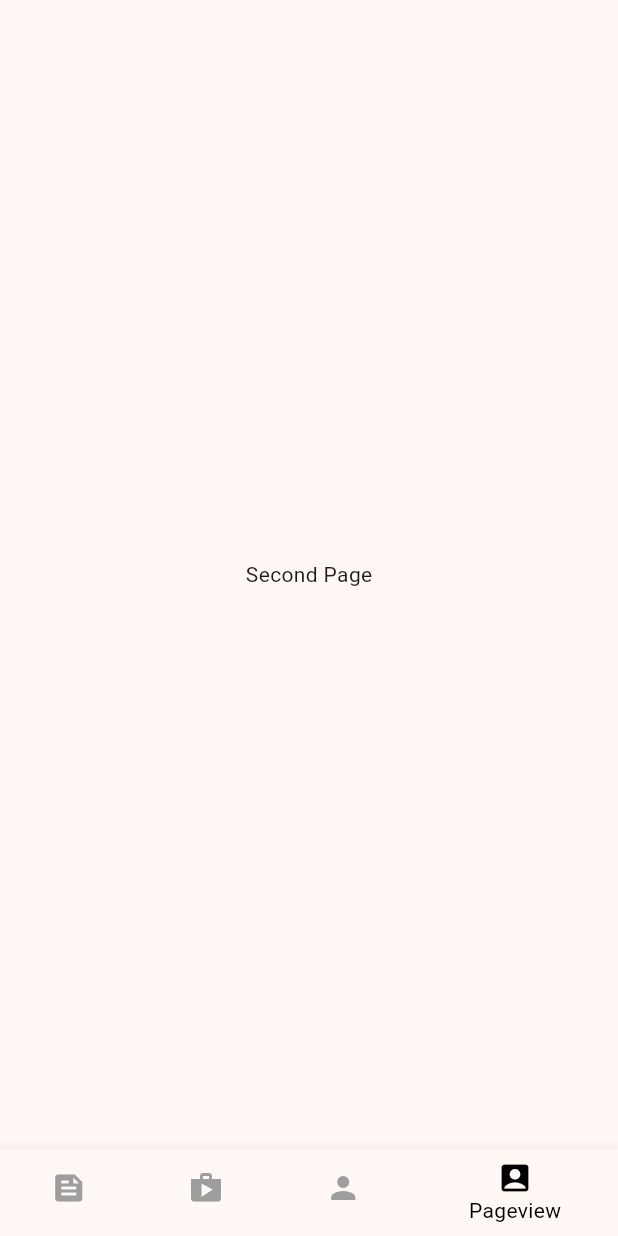
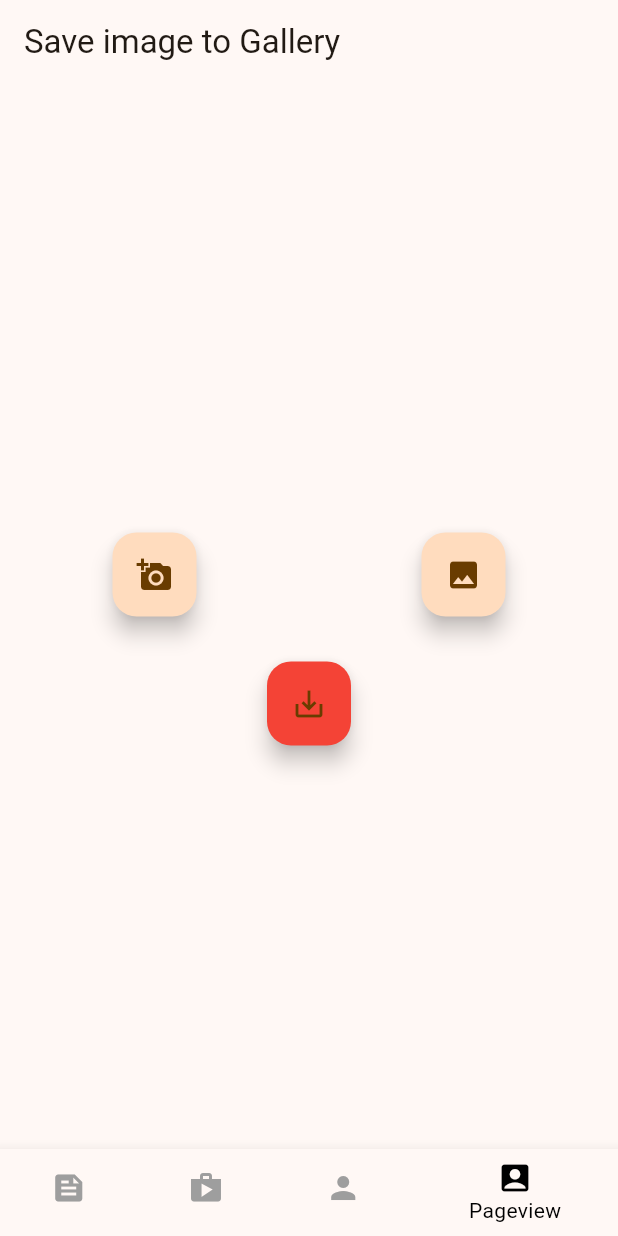
Before and after one commit to kaka0913/intern_practice, a Flutter app: the screen it shows after launch, item 4 of the bottom bar chosen, on a phone screen of 412 x 824 dp. Run offline on Flutter 3.47's test engine with Material 2 defaults, Android fonts, the light colour scheme and no system bars; our stand-ins replace drift, flutter_riverpod, flutter_secure_storage, fluttertoast, go_router, image_gallery_saver and 3 more; accounts and stored records are empty; generated files the repository leaves out were written again.

Commit message:
実装完了

```diff
--- /dev/null
+++ b/lib/image_gallery_saver.dart
@@ -0,0 +1,103 @@
+import 'dart:io';
+import 'package:flutter/material.dart';
+import 'package:image_picker/image_picker.dart';
+import 'package:image_gallery_saver/image_gallery_saver.dart';
+import 'dart:typed_data';
+import 'package:fluttertoast/fluttertoast.dart';
+
+class ImageGallaryServer extends StatefulWidget {
+  ImageGallaryServer({required Key key}) : super(key: key);
+
+
+  @override
+  _ImageGallaryServerState createState() => _ImageGallaryServerState();
+}
+
+class _ImageGallaryServerState extends State<ImageGallaryServer> {
+  File? _image;
+  final picker = ImagePicker();
+
+  Future<void> getImageFromCamera() async {
+    print('Start');
+    final pickedFile = await picker.pickImage(source: ImageSource.gallery);
+    print('AAAAAAA');
+
+    setState(() {
+      if (pickedFile != null) {
+        _image = File(pickedFile.path);
+        print('BBBBBBB');
+      } else {
+        print('No image selected.');
+      }
+    });
+    print('CCCCCC');
+  }
+
+  Future<void> _getImage() async {
+    final pickedFile = await picker.pickImage(source: ImageSource.gallery);
+
+    setState(() {
+      if (pickedFile != null) {
+        _image = File(pickedFile.path);
+      } else {
+        print('No image selected.');
+      }
+    });
+  }
+
+  Future<void> _saveImage() async {
+    Uint8List? buffer = await _image?.readAsBytes();
+    await ImageGallerySaver.saveImage(buffer!);
+    _toastInfo("画像を保存しました");
+  }
+
+  Future<void> _toastInfo(String info) async {
+    await Fluttertoast.showToast(msg: info, toastLength: Toast.LENGTH_LONG);
+  }
+
+  @override
+  Widget build(BuildContext context) {
+    return Scaffold(
+      appBar: AppBar(
+        title: const Text('Save image to Gallery'),
+      ),
+      body: Center(
+          child: Column(
+        mainAxisAlignment: MainAxisAlignment.center,
+        crossAxisAlignment: CrossAxisAlignment.center,
+        children: [
+          if (_image != null) Image.file(_image!) else Container(),
+          const SizedBox(
+            height: 30,
+          ),
+          Row(
+            mainAxisAlignment: MainAxisAlignment.spaceAround,
+            children: [
+              FloatingActionButton(
+                onPressed: getImageFromCamera,
+                child: const Icon(Icons.add_a_photo),
+              ),
+              FloatingActionButton(
+                onPressed: _getImage,
+                child: const Icon(Icons.image),
+              ),
+            ],
+          ),
+          const SizedBox(
+            height: 30,
+          ),
+          Row(
+            mainAxisAlignment: MainAxisAlignment.center,
+            children: [
+              FloatingActionButton(
+                onPressed: _saveImage,
+                backgroundColor: Colors.red,
+                child: const Icon(Icons.save_alt),
+              ),
+            ],
+          ),
+        ],
+      )),
+    );
+  }
+}
--- a/lib/router.dart
+++ b/lib/router.dart
@@ -8,9 +8,10 @@ import 'package:go_router/go_router.dart';
 // Project imports:
 import 'package:intern_practice/account_detail_screen.dart';
 import 'package:intern_practice/my_home_page.dart';
-import 'package:intern_practice/pageview.dart';
 import 'package:intern_practice/scafford_with_navbar.dart';
 import 'package:intern_practice/secure_storage.dart';
+
+import 'package:intern_practice/image_gallery_saver.dart';
 
 final _rootNavigatorKey = GlobalKey<NavigatorState>();
 final _sectionNavigatorKey = GlobalKey<NavigatorState>();
@@ -59,7 +60,9 @@ final goRouterProvider = Provider<GoRouter>((ref) {
               GoRoute(
                 path: '/pageview',
                 builder: (context, state) {
-                  return const PageViewWidget();
+                  return  ImageGallaryServer(
+                    key: UniqueKey(),
+                    );
                 },
               ),
             ],
--- a/pubspec.yaml
+++ b/pubspec.yaml
@@ -25,6 +25,9 @@ dependencies:
   riverpod_generator: ^2.3.9
   shared_preferences: ^2.2.2
   flutter_secure_storage: ^9.0.0
+  image_gallery_saver: ^2.0.3
+  image_picker: ^1.0.7
+  fluttertoast: ^8.2.4
 
 dev_dependencies:
   flutter_test:
```
Also changed, not shown: pubspec.lock, 8 other files.
